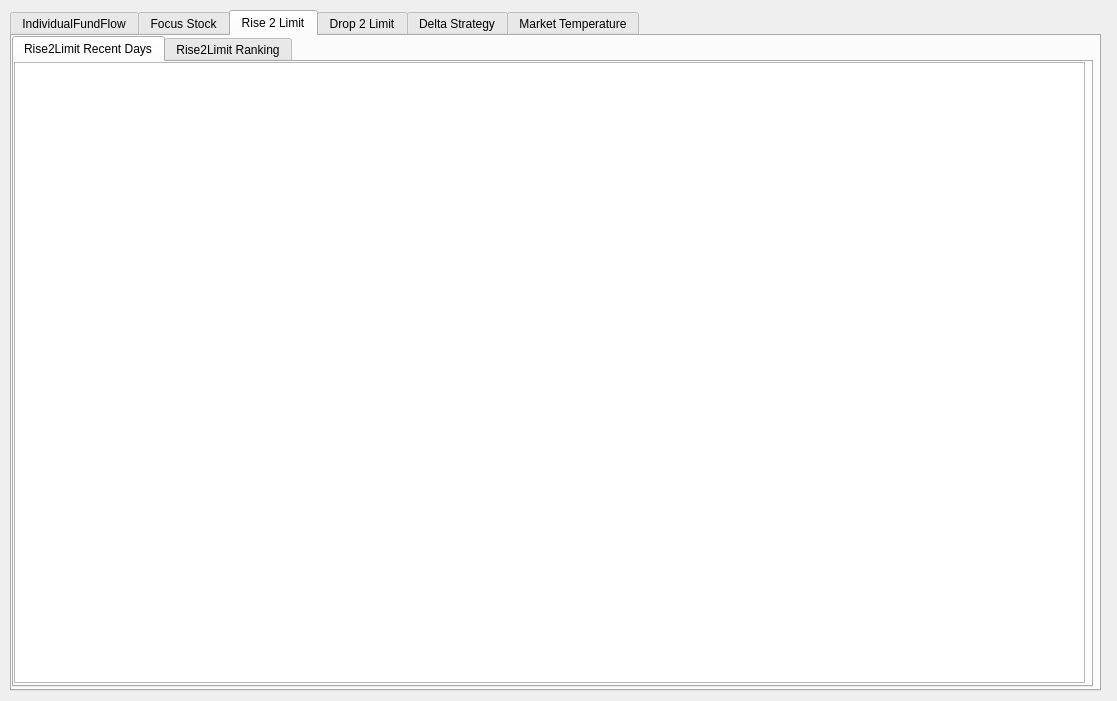
The window that StockTip/form.ui (Ruffia/ADRHis) describes before a commit, drawn with Qt 5.
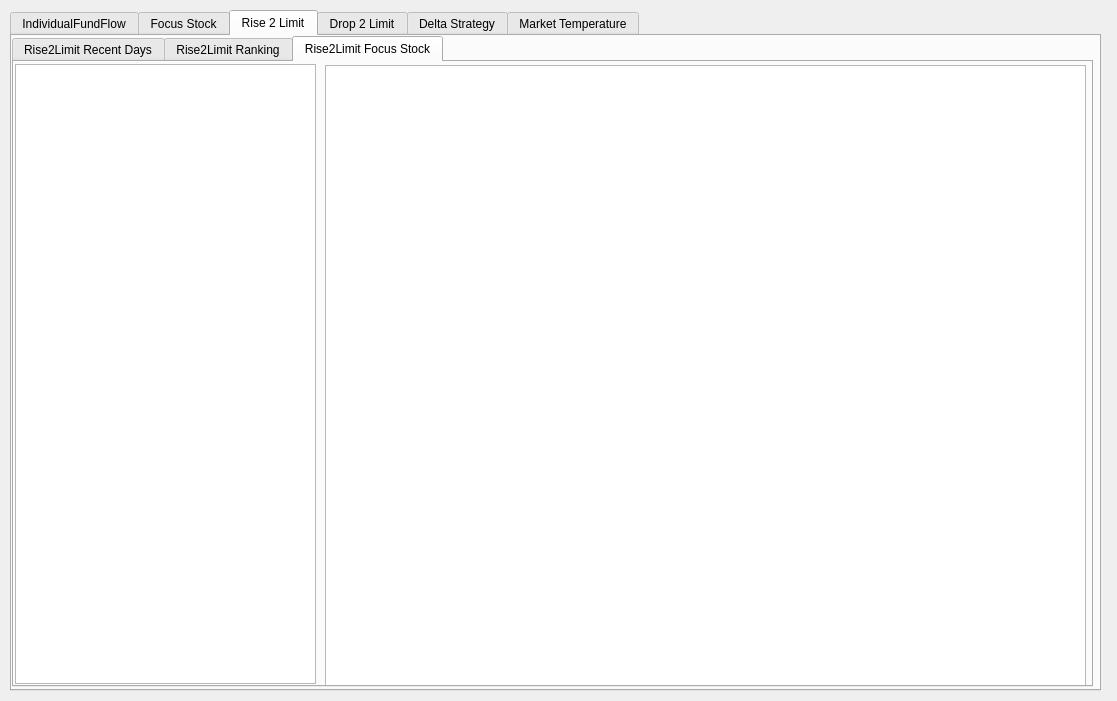
The same window after the commit. The open tabs and pages were chosen to show the change.

Commit message: 新增涨停关注功能

```diff
--- a/StockTip/form.ui
+++ b/StockTip/form.ui
@@ -122,9 +122,9 @@
        <property name="geometry">
         <rect>
          <x>0</x>
-         <y>0</y>
+         <y>1</y>
          <width>1071</width>
-         <height>621</height>
+         <height>620</height>
         </rect>
        </property>
       </widget>
@@ -154,6 +154,31 @@
        </property>
       </widget>
      </widget>
+     <widget class="QWidget" name="m_tabRise2LimitFocusStock">
+      <attribute name="title">
+       <string>Rise2Limit Focus Stock</string>
+      </attribute>
+      <widget class="QTableView" name="m_tableViewRise2LimitFocusStock">
+       <property name="geometry">
+        <rect>
+         <x>1</x>
+         <y>2</y>
+         <width>301</width>
+         <height>620</height>
+        </rect>
+       </property>
+      </widget>
+      <widget class="QTableView" name="m_tableViewRise2LimitFocusStockFundFlow">
+       <property name="geometry">
+        <rect>
+         <x>311</x>
+         <y>3</y>
+         <width>761</width>
+         <height>621</height>
+        </rect>
+       </property>
+      </widget>
+     </widget>
     </widget>
    </widget>
    <widget class="QWidget" name="m_tabDrop2Limit">
```
Left out of the diff: 4 changed lines with no effect on the pictures. The commit also changes 2 other files.
